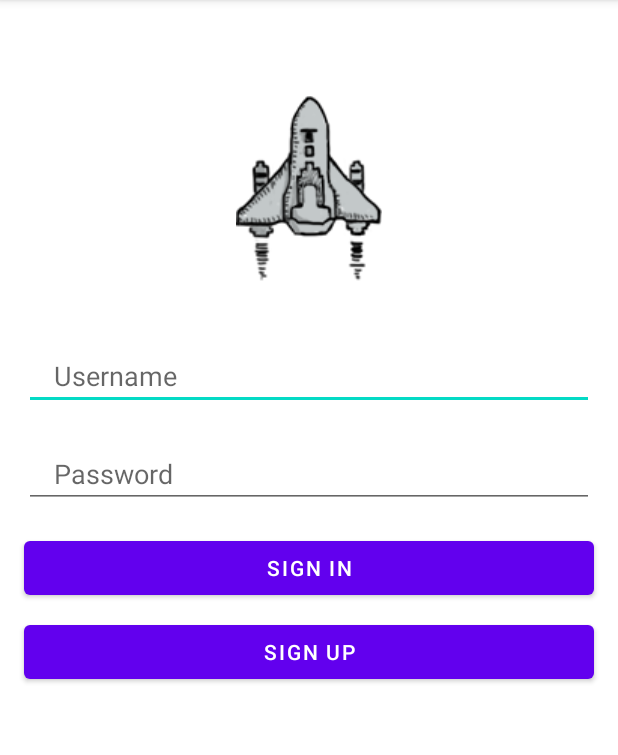
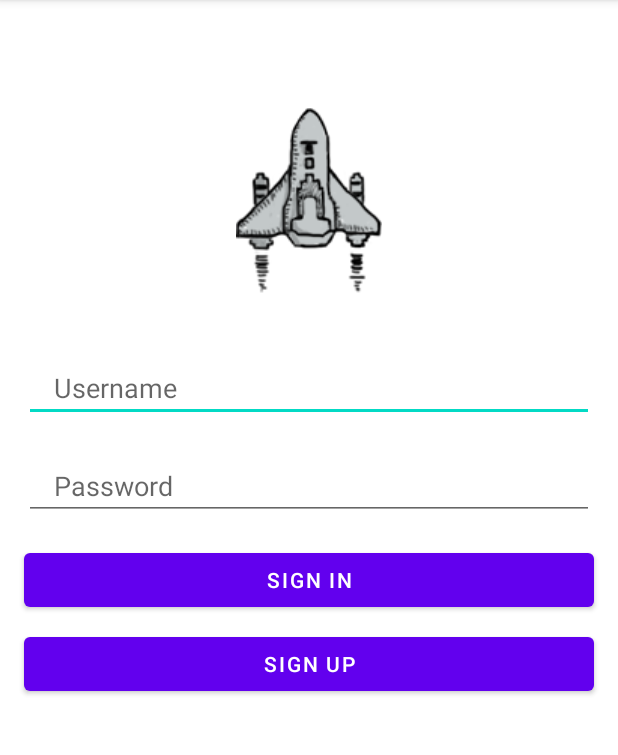
Before and after one commit to kevinyya/AIrBattle, an Android app: the screen it shows after launch (MainActivity), on a phone screen of 412 x 824 dp, the part 84-839 px from its top. Run offline under Robolectric (Android 15) with nearby library versions, the phone set to English and light mode, and no system bars; our stand-ins replace Room's generated code.

Commit message:
Revised icon position in Sign-in&Sign-up&Menu

```diff
--- a/app/src/main/res/layout/activity_main.xml
+++ b/app/src/main/res/layout/activity_main.xml
@@ -11,7 +11,7 @@
         android:layout_width="match_parent"
         android:layout_height="wrap_content"
         android:orientation="vertical"
-        android:layout_marginTop="64dp"
+        android:layout_marginTop="72dp"
         app:layout_constraintTop_toTopOf="parent" >
 
         <ImageView
--- a/app/src/main/res/layout/activity_menu.xml
+++ b/app/src/main/res/layout/activity_menu.xml
@@ -11,8 +11,8 @@
         android:layout_width="match_parent"
         android:layout_height="wrap_content"
         android:orientation="vertical"
+        android:layout_marginTop="72dp"
         app:layout_constraintTop_toTopOf="parent"
-        app:layout_constraintBottom_toBottomOf="parent"
         >
 
         <ImageView
--- a/app/src/main/res/layout/activity_signup.xml
+++ b/app/src/main/res/layout/activity_signup.xml
@@ -10,7 +10,7 @@
         android:layout_width="match_parent"
         android:layout_height="wrap_content"
         android:orientation="vertical"
-        android:layout_marginTop="64dp"
+        android:layout_marginTop="72dp"
         app:layout_constraintTop_toTopOf="parent" >
 
         <ImageView
```
